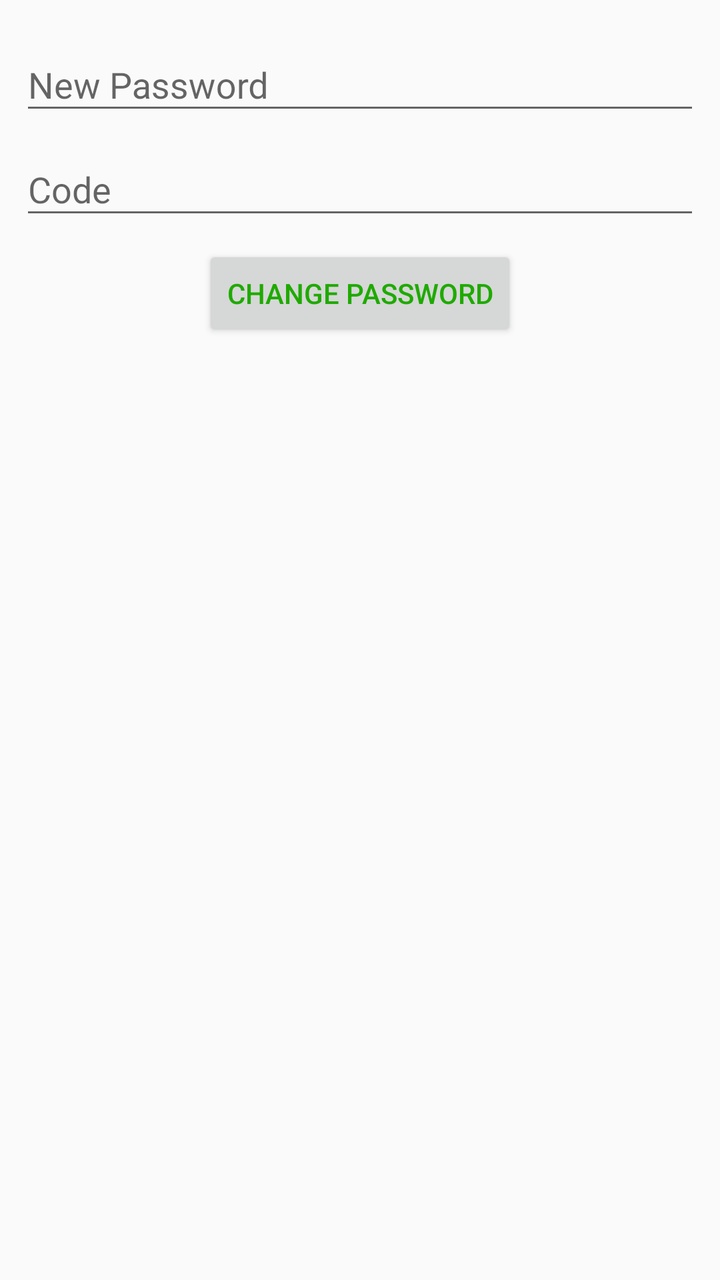
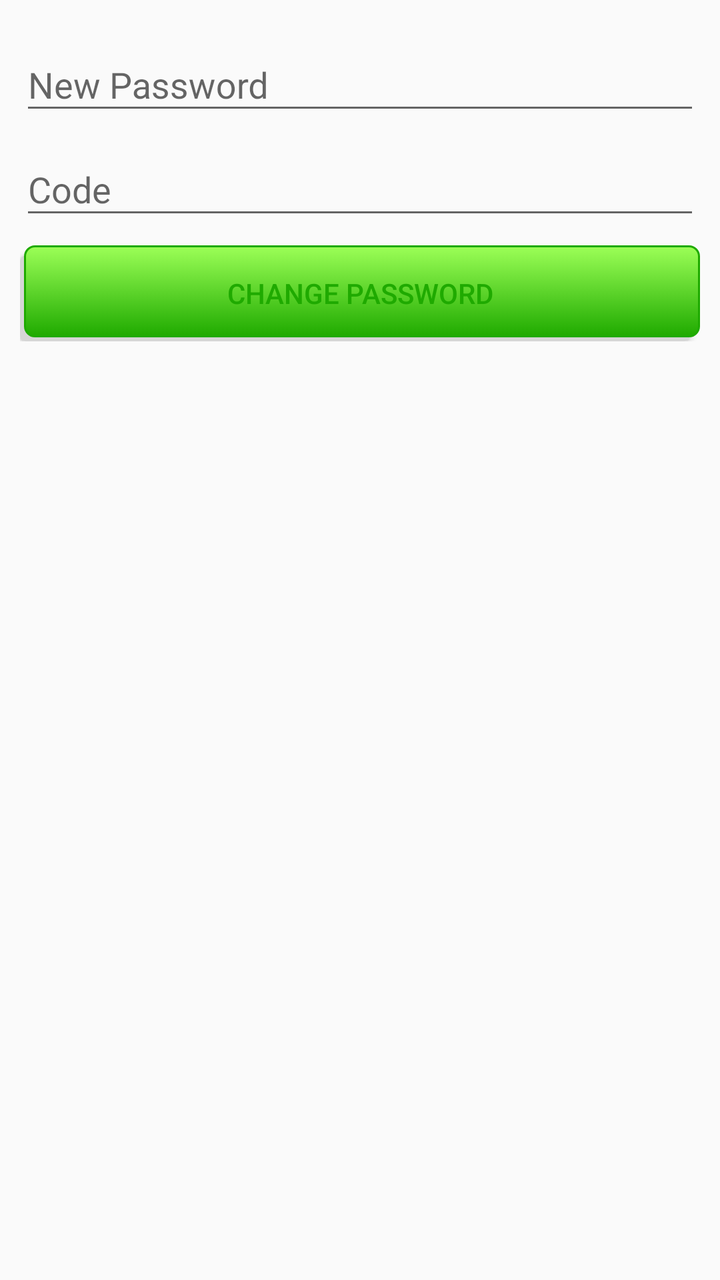

Compare the two renders of this Android layout. The source of the first and the diff that turns it into the second are given below.
<!-- AndroidManifest.xml: application theme AppTheme -->
<!-- res/layout/activity_forgot_password.xml -->
<?xml version="1.0" encoding="utf-8"?>
<android.support.constraint.ConstraintLayout xmlns:android="http://schemas.android.com/apk/res/android"
    xmlns:app="http://schemas.android.com/apk/res-auto"
    xmlns:tools="http://schemas.android.com/tools"
    android:layout_width="match_parent"
    android:layout_height="match_parent"
    tools:context=".auth.ForgotPasswordActivity">
    <LinearLayout
        android:layout_width="match_parent"
        android:layout_margin="10dp"
        android:layout_height="wrap_content"
        android:layout_marginTop="16dp"
        android:orientation="vertical"
        app:layout_constraintEnd_toEndOf="parent"
        app:layout_constraintStart_toStartOf="parent"
        app:layout_constraintTop_toTopOf="parent">
        <android.support.design.widget.TextInputLayout
            android:layout_width="match_parent"
            android:layout_height="wrap_content">
            <EditText
                android:id="@+id/txt_forget_password_email"
                android:layout_width="match_parent"
                android:layout_height="wrap_content"
                android:ems="10"
                android:hint="New Password"
                android:inputType="textEmailAddress" />
        </android.support.design.widget.TextInputLayout>
        <android.support.design.widget.TextInputLayout
            android:layout_width="match_parent"
            android:layout_height="wrap_content">
        <EditText
                android:hint="Code"
                android:id="@+id/txt_confirmation_code"
                android:layout_width="match_parent"
                android:layout_height="wrap_content"
                android:ems="10"
                android:inputType="number"

            />
        </android.support.design.widget.TextInputLayout>

        <Button
            android:id="@+id/btn_send_forgot_password"
            android:layout_width="wrap_content"
            android:layout_height="wrap_content"
            android:layout_gravity="center_horizontal"
            android:layout_marginTop="8dp"
            android:text="Change Password"
            android:textColor="@color/colorPrimary" />
    </LinearLayout>
</android.support.constraint.ConstraintLayout>
<!-- resources referenced by this layout -->
<resources>
  <color name="colorPrimary">#1faa00</color>
  <style name="AppTheme" parent="Theme.AppCompat.Light.DarkActionBar">
          
          <item name="colorPrimary">@color/colorPrimary</item>
          <item name="colorPrimaryDark">@color/colorPrimaryDark</item>
          <item name="colorAccent">@color/colorAccent</item>
      </style>
  <color name="colorPrimaryDark">#1faa00</color>
  <color name="colorAccent">#616161</color>
</resources>

<!-- the commit's change to res/layout/activity_forgot_password.xml (unified diff, before → after) -->
@@ -41,10 +41,11 @@
 
         <Button
             android:id="@+id/btn_send_forgot_password"
-            android:layout_width="wrap_content"
+            android:layout_width="match_parent"
             android:layout_height="wrap_content"
             android:layout_gravity="center_horizontal"
             android:layout_marginTop="8dp"
+            android:background="@drawable/button_bg"
             android:text="Change Password"
             android:textColor="@color/colorPrimary" />
     </LinearLayout>
<!-- resource entries referenced after the edit -->
@@ -1,6 +1,29 @@
 <!-- resources referenced by this layout -->
 <resources>
   <color name="colorPrimary">#1faa00</color>
+  <!-- drawable button_bg (drawable) -->
+  <selector xmlns:android="http://schemas.android.com/apk/res/android">
+      <item>
+          <layer-list>
+              <item android:right="5dp" android:top="5dp">
+                  <shape>
+                      <corners android:radius="3dp" />
+                      <solid android:color="#D6D6D6" />
+                  </shape>
+              </item>
+              <item android:bottom="2dp" android:left="2dp">
+                  <shape>
+                      <gradient android:angle="270"
+                          android:endColor="#1faa00" android:startColor="#9cff57" />
+                      <stroke android:width="1dp" android:color="#1faa00" />
+                      <corners android:radius="5dp" />
+                      <padding android:bottom="10dp" android:left="10dp"
+                          android:right="10dp" android:top="10dp" />
+                  </shape>
+              </item>
+          </layer-list>
+      </item>
+  </selector>
   <style name="AppTheme" parent="Theme.AppCompat.Light.DarkActionBar">
           
           <item name="colorPrimary">@color/colorPrimary</item>
